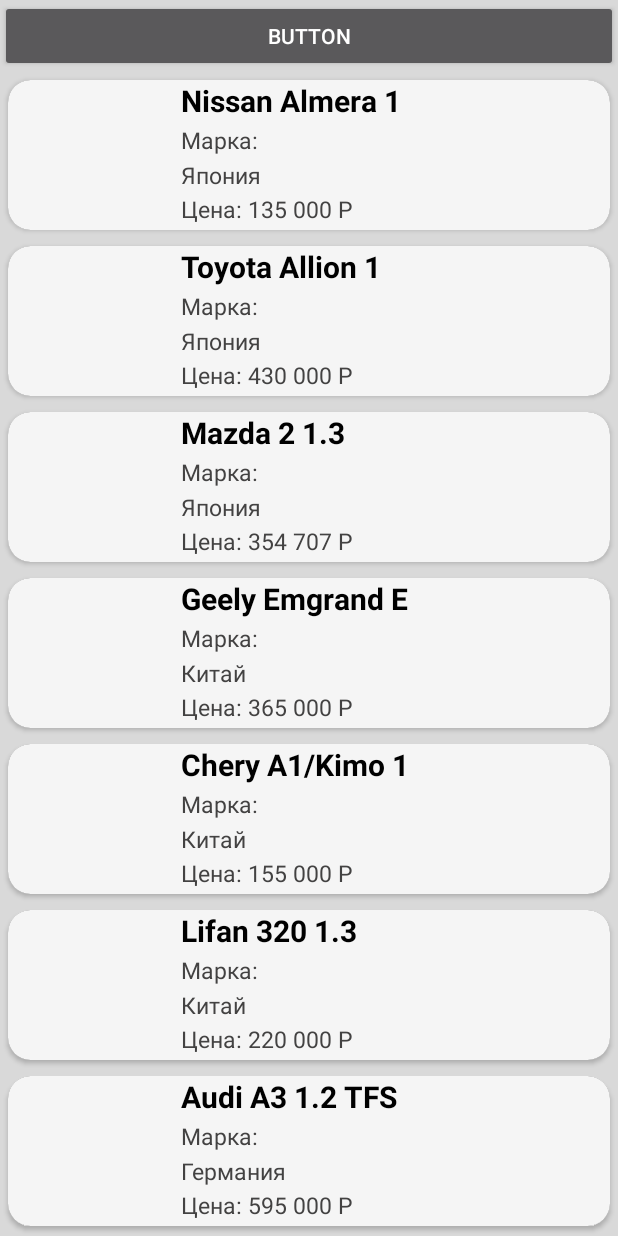
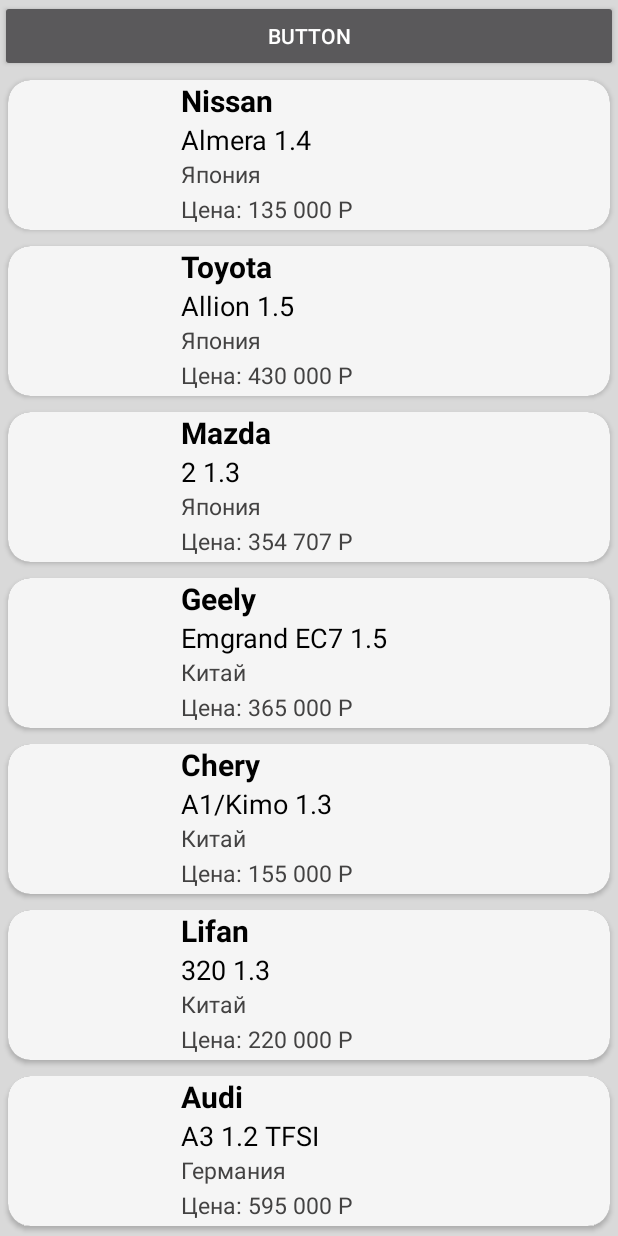
Before and after one commit to mixonko/SQLiteTest, an Android app: the screen it shows after launch (MainActivity), on a phone screen of 412 x 824 dp. Run offline under Robolectric (Android 15) with nearby library versions, the phone set to English and light mode, and no system bars; our stand-ins replace Room's generated code.

Commit message:
check point

```diff
--- a/app/src/main/java/com/myapp/test/sqlitetest/Database/MyAppDatabase.java
+++ b/app/src/main/java/com/myapp/test/sqlitetest/Database/MyAppDatabase.java
@@ -15,7 +15,7 @@ import com.myapp.test.sqlitetest.Entity.Model;
 @Database( entities = {Manufacturer.class, Model.class, Car.class}, version = 1 )
 public abstract class MyAppDatabase extends RoomDatabase {
 
-    private static MyAppDatabase INSTANCE;
+    public static MyAppDatabase INSTANCE;
 
     public abstract ManufacturerDao manufacturerDao();
 
@@ -32,8 +32,11 @@ public abstract class MyAppDatabase extends RoomDatabase {
                             .allowMainThreadQueries()
                             .fallbackToDestructiveMigration()
                             .build();
+
         }
         return INSTANCE;
     }
 
+
+
 }
--- a/app/src/main/java/com/myapp/test/sqlitetest/Entity/Car.java
+++ b/app/src/main/java/com/myapp/test/sqlitetest/Entity/Car.java
@@ -7,7 +7,8 @@ import android.arch.persistence.room.PrimaryKey;
 
 @Entity(tableName = "cars")
 public class Car {
-    public Car(String carName, String manufacturer, String year, String bodyType, String engineCapacity, String enginePower, String price) {
+    public Car(String carModel, String carName, String manufacturer, String year, String bodyType, String engineCapacity, String enginePower, String price) {
+        this.carModel = carModel;
         this.carName = carName;
         this.manufacturer = manufacturer;
         this.year = year;
@@ -16,6 +17,7 @@ public class Car {
         this.enginePower = enginePower;
         this.price = price;
     }
+
 
     @PrimaryKey( autoGenerate = true )
     private int id;
@@ -27,6 +29,9 @@ public class Car {
     @ColumnInfo( name = "id_model" )
     @ForeignKey( entity = Model.class, parentColumns = "id", childColumns = "id_model" )
     private int idModel;
+
+    @ColumnInfo( name = "car_model" )
+    private String carModel;
 
     @ColumnInfo( name = "car_name" )
     private String carName;
@@ -142,4 +147,12 @@ public class Car {
     public void setManufacturer(String manufacturer) {
         this.manufacturer = manufacturer;
     }
+
+    public String getCarModel() {
+        return carModel;
+    }
+
+    public void setCarModel(String carModel) {
+        this.carModel = carModel;
+    }
 }
--- a/app/src/main/java/com/myapp/test/sqlitetest/ExampleAdapter.java
+++ b/app/src/main/java/com/myapp/test/sqlitetest/ExampleAdapter.java
@@ -53,8 +53,8 @@ public class ExampleAdapter extends RecyclerView.Adapter<ExampleAdapter.ExampleV
         Car currentItem = exampleItems.get(i);
 
 //        exampleViewHolder.imageView.setImageResource(currentItem.getImageResource());
-        exampleViewHolder.textView1.setText(currentItem.getCarName());
-        exampleViewHolder.textView2.setText("Марка: " );
+        exampleViewHolder.textView1.setText(currentItem.getCarModel());
+        exampleViewHolder.textView2.setText(currentItem.getCarName());
         exampleViewHolder.textView3.setText(currentItem.getManufacturer());
         exampleViewHolder.textView4.setText("Цена: " + currentItem.getPrice());
 
--- a/app/src/main/java/com/myapp/test/sqlitetest/MainActivity.java
+++ b/app/src/main/java/com/myapp/test/sqlitetest/MainActivity.java
@@ -20,7 +20,6 @@ public class MainActivity extends AppCompatActivity {
     private RecyclerView.Adapter adapter;
     private RecyclerView.LayoutManager layoutManager;
     private MyAppDatabase database;
-    private ArrayList<ExampleItem> exampleItems;
     Button b;
 
     @Override
@@ -32,13 +31,10 @@ public class MainActivity extends AppCompatActivity {
         fillManufacturer();
         fillModel();
         fillCar();
+
         List<Car> cars = database.carDao().getAllCar();
 
         b = findViewById(R.id.button);
-
-//        exampleItems = new ArrayList<>();
-//        exampleItems.add(new ExampleItem(R.drawable.vkapp, "qqqqq", "wwwww", "eeeeee", "123"));
-//        exampleItems.add(new ExampleItem(R.drawable.vkapp, "aaaaa", "sssss", "ddddd", "1213"));
 
 
         recyclerView = findViewById(R.id.recyclerView);
@@ -77,19 +73,19 @@ public class MainActivity extends AppCompatActivity {
         database.modelDao().addModel(new Model("Opel"));
     }
 
-    private void fillCar(){
-        database.carDao().addCar(new Car("Nissan Almera 1.4", "Япония", "январь 1998 г.", "хэтчбек 3 дв.", "1392 cм3", "75 л.с.", "135 000 Р"));
-        database.carDao().addCar(new Car("Toyota Allion 1.5", "Япония", "январь 2005 г.", "седан 4 дв.", "1496 cм3", "109 л.с.", "430 000 Р"));
-        database.carDao().addCar(new Car("Mazda 2 1.3", "Япония", "ноябрь 2008 г.", " хэтчбек 5 дв.", "1349 cм3", "75 л.с.", "354 707 Р"));
-        database.carDao().addCar(new Car("Geely Emgrand EC7 1.5", "Китай", "2014 г.", "седан 4 дв.", "1498 cм3", " 98 л.с", "365 000 Р"));
-        database.carDao().addCar(new Car("Chery A1/Kimo 1.3", "Китай", " 2009 г.", "хэтчбек 5 дв.", "1297 cм3", "83 л.с.", "155 000 Р"));
-        database.carDao().addCar(new Car("Lifan 320 1.3", "Китай", "июль 2013 г.", "хэтчбек 5 дв.", "1342 cм3", "89 л.с.", "220 000 Р"));
-        database.carDao().addCar(new Car("Audi A3 1.2 TFSI", "Германия", "январь 2009 г.", "кабриолет 2 дв.", "1197 cм3", "105 л.с.", "595 000 Р"));
-        database.carDao().addCar(new Car("Volkswagen Golf", "Германия", "январь 2014 г.", "купе 3 дв.", "2000 cм3", "301 л.с.", "2 000 000 Р"));
-        database.carDao().addCar(new Car("Opel Antara 2.0", "Германия", "январь 2008 г.", "внедорожник 5 дв.", "1991 cм3", "127 л.с.", ""));
-        database.carDao().addCar(new Car("Opel Calibra 2.0", "Германия", "1991 г.", "купе 2 дв.", "1998 cм3", "115 л.с.", "90 000 Р"));
-        database.carDao().addCar(new Car("Opel Omega B 2.0", "Германия", "сентябрь 1995 г.", "седан 4 дв.", "1998 cм3", "136 л.с.", "75 000 Р"));
-        database.carDao().addCar(new Car("Opel Zafira 1.6", "Германия", "ноябрь 2000 г.", "минивэн 5 дв.", "1598 cм3", "101 л.с.", "296 280 Р"));
+    private void fillCar() {
+        database.carDao().addCar(new Car("Nissan","Almera 1.4", "Япония", "январь 1998 г.", "хэтчбек 3 дв.", "1392 cм3", "75 л.с.", "135 000 Р"));
+        database.carDao().addCar(new Car("Toyota","Allion 1.5", "Япония", "январь 2005 г.", "седан 4 дв.", "1496 cм3", "109 л.с.", "430 000 Р"));
+        database.carDao().addCar(new Car("Mazda", "2 1.3","Япония", "ноябрь 2008 г.", " хэтчбек 5 дв.", "1349 cм3", "75 л.с.", "354 707 Р"));
+        database.carDao().addCar(new Car("Geely", "Emgrand EC7 1.5","Китай", "2014 г.", "седан 4 дв.", "1498 cм3", " 98 л.с", "365 000 Р"));
+        database.carDao().addCar(new Car("Chery", "A1/Kimo 1.3","Китай", " 2009 г.", "хэтчбек 5 дв.", "1297 cм3", "83 л.с.", "155 000 Р"));
+        database.carDao().addCar(new Car("Lifan", "320 1.3","Китай", "июль 2013 г.", "хэтчбек 5 дв.", "1342 cм3", "89 л.с.", "220 000 Р"));
+        database.carDao().addCar(new Car("Audi", "A3 1.2 TFSI", "Германия", "январь 2009 г.", "кабриолет 2 дв.", "1197 cм3", "105 л.с.", "595 000 Р"));
+        database.carDao().addCar(new Car("Volkswagen", "Golf","Германия", "январь 2014 г.", "купе 3 дв.", "2000 cм3", "301 л.с.", "2 000 000 Р"));
+        database.carDao().addCar(new Car("Opel", "Antara 2.0","Германия", "январь 2008 г.", "внедорожник 5 дв.", "1991 cм3", "127 л.с.", ""));
+        database.carDao().addCar(new Car("Opel","Calibra 2.0","Германия", "1991 г.", "купе 2 дв.", "1998 cм3", "115 л.с.", "90 000 Р"));
+        database.carDao().addCar(new Car("Opel", "Omega B 2.0","Германия", "сентябрь 1995 г.", "седан 4 дв.", "1998 cм3", "136 л.с.", "75 000 Р"));
+        database.carDao().addCar(new Car("Opel", "Zafira 1.6","Германия", "ноябрь 2000 г.", "минивэн 5 дв.", "1598 cм3", "101 л.с.", "296 280 Р"));
 
     }
 }
--- a/app/src/main/res/layout/example_item.xml
+++ b/app/src/main/res/layout/example_item.xml
@@ -24,7 +24,7 @@
             android:layout_marginStart="15dp"
             android:layout_marginTop="0dp"
             android:layout_toEndOf="@+id/image"
-            android:text="Line 1"
+            android:text="Марка: "
             android:maxLength="15"
             android:textColor="@android:color/black"
             android:textSize="20sp"
@@ -36,11 +36,11 @@
             android:layout_height="wrap_content"
             android:layout_below="@+id/text1"
             android:layout_marginStart="15dp"
-            android:layout_marginTop="2dp"
+            android:layout_marginTop="0dp"
             android:layout_toEndOf="@+id/image"
-            android:text="Марка: "
-            android:textColor="#434242"
-            android:textSize="15sp" />
+            android:text="Название: "
+            android:textColor="@android:color/black"
+            android:textSize="18sp" />
 
 
         <TextView
@@ -49,7 +49,7 @@
             android:layout_height="wrap_content"
             android:layout_below="@+id/text2"
             android:layout_marginStart="15dp"
-            android:layout_marginTop="2dp"
+            android:layout_marginTop="0dp"
             android:layout_toEndOf="@+id/image"
             android:text="Производитель: "
             android:textColor="#434242"
```
